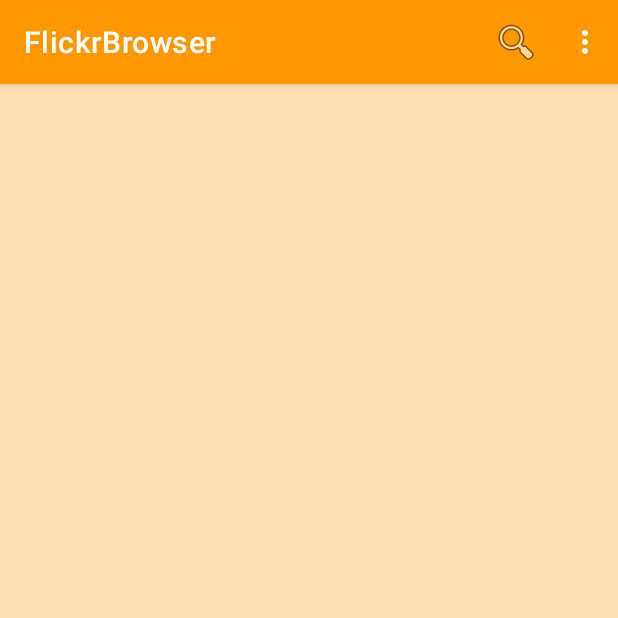
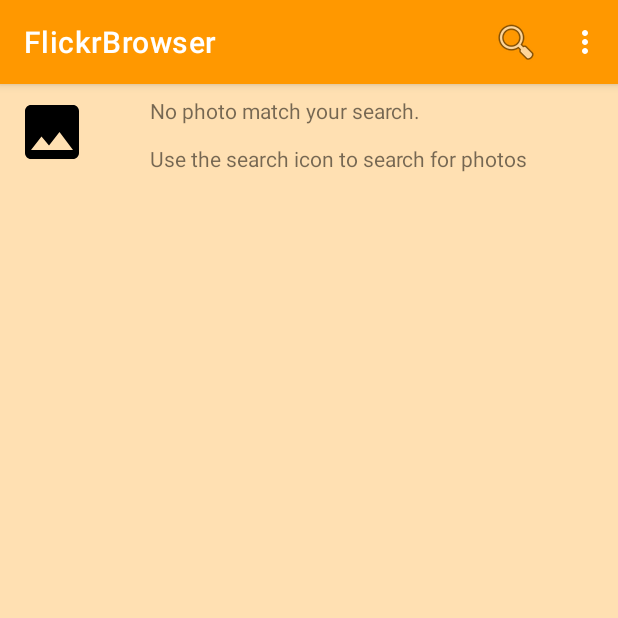
Before and after one commit to dath7/FlickrApp, an Android app: the screen it shows after launch (MainActivity), on a phone screen of 412 x 824 dp, the top half of it. Run offline under Robolectric (Android 15) with nearby library versions, the phone set to English and light mode, and no system bars; our stand-ins replace Picasso; pictures from the network do not load.

Commit message:
implement search functionality: dowload search criteria photo to display

```diff
--- a/app/src/main/java/com/example/flickrbrowser/FlickRecycleViewAdapter.java
+++ b/app/src/main/java/com/example/flickrbrowser/FlickRecycleViewAdapter.java
@@ -37,6 +37,12 @@ class FlickRecycleViewAdapter extends RecyclerView.Adapter<FlickRecycleViewAdapt
 
     @Override
     public void onBindViewHolder(@NonNull FlickrImageViewHolder holder, int position) {
+        // not found data
+        if (photoList  == null || (photoList.size() == 0)) {
+            holder.thumbnail.setImageResource(R.drawable.placeholder);
+            holder.title.setText(R.string.empty_photo);
+        }
+        else {
             // Called by the layout manager when it wants new data in an existing row
             Photo photoItem = photoList.get(position);
             Log.d(TAG, "onBindViewHolder: " + photoItem.getTitle() + "-->" + position);
@@ -46,13 +52,14 @@ class FlickRecycleViewAdapter extends RecyclerView.Adapter<FlickRecycleViewAdapt
                     .into(holder.thumbnail);
 
             holder.title.setText(photoItem.getTitle());
+        }
 
     }
 
     @Override
     public int getItemCount() {
         Log.d(TAG, "getItemCount: called");
-        return ((photoList!=null) && (photoList.size() != 0) ? photoList.size() : 0);
+        return ((photoList!=null) && (photoList.size() != 0) ? photoList.size() : 1); // default item 1: item not found
     }
     void loadNewData(List<Photo> newPhotos) {
         photoList = newPhotos;
--- a/app/src/main/java/com/example/flickrbrowser/GetFlickrJsonData.java
+++ b/app/src/main/java/com/example/flickrbrowser/GetFlickrJsonData.java
@@ -53,6 +53,7 @@ public class GetFlickrJsonData extends AsyncTask<String,Void,List<Photo>> implem
         return  photoList;
     }
 
+    // error
     void executeOnSameThread(String searchCriteria) {
         Log.d(TAG, "executeOnSameThread starts");
         runningOnSameThread = true;
--- a/app/src/main/java/com/example/flickrbrowser/MainActivity.java
+++ b/app/src/main/java/com/example/flickrbrowser/MainActivity.java
@@ -1,9 +1,11 @@
 package com.example.flickrbrowser;
 
 import android.content.Intent;
+import android.content.SharedPreferences;
 import android.os.Bundle;
 
 
+import android.preference.PreferenceManager;
 import android.util.Log;
 import android.view.View;
 
@@ -49,9 +51,14 @@ public class MainActivity extends BaseActivity implements GetFlickrJsonData.OnDa
     protected void onResume() {
         Log.d(TAG, "onResume: starts");
         super.onResume();
-        GetFlickrJsonData getFlickrJsonData = new GetFlickrJsonData("https://www.flickr.com/services/feeds/photos_public.gne","en-us",true,this);
-        //getFlickrJsonData.executeOnSameThread("android, nougat");
-        getFlickrJsonData.execute("android,nougat");
+
+        SharedPreferences sharedPreferences = PreferenceManager.getDefaultSharedPreferences(getApplicationContext());
+        String queryResult = sharedPreferences.getString(FLICKR_QUERY,"");
+        if (queryResult.length() > 0) {
+            GetFlickrJsonData getFlickrJsonData = new GetFlickrJsonData("https://www.flickr.com/services/feeds/photos_public.gne", "en-us", true, this);
+            //getFlickrJsonData.executeOnSameThread("android, nougat");
+            getFlickrJsonData.execute(queryResult);
+        }
         Log.d(TAG, "onResume: ends");
     }
 
--- a/app/src/main/res/values/strings.xml
+++ b/app/src/main/res/values/strings.xml
@@ -15,6 +15,8 @@
     <string name="photo_title_text">Title: %s</string>
     <string name="photo_tags_text">Tags: %s</string>
     <string name="activity_search">Search</string>
+    <string name="searchable_hint">Enter photo tags</string>
+    <string name="empty_photo">No photo match your search. \n \nUse the search icon to search for photos</string>
 
     <!-- <string name = "photo_tags_text">%1$s %2$s %3$s</string>-->
 
--- /dev/null
+++ b/app/src/main/res/xml/searchable.xml
@@ -0,0 +1,4 @@
+<?xml version="1.0" encoding="utf-8"?>
+<searchable xmlns:android="http://schemas.android.com/apk/res/android"
+    android:hint="@string/searchable_hint"
+    android:label="@string/title_activity_search"/>
```
Also changed, not shown: app/src/main/AndroidManifest.xml (+7 -0 lines), app/src/main/java/com/example/flickrbrowser/SearchActivity.java (+53 -16 lines). Lines whose indentation alone changed are shown as unchanged.
